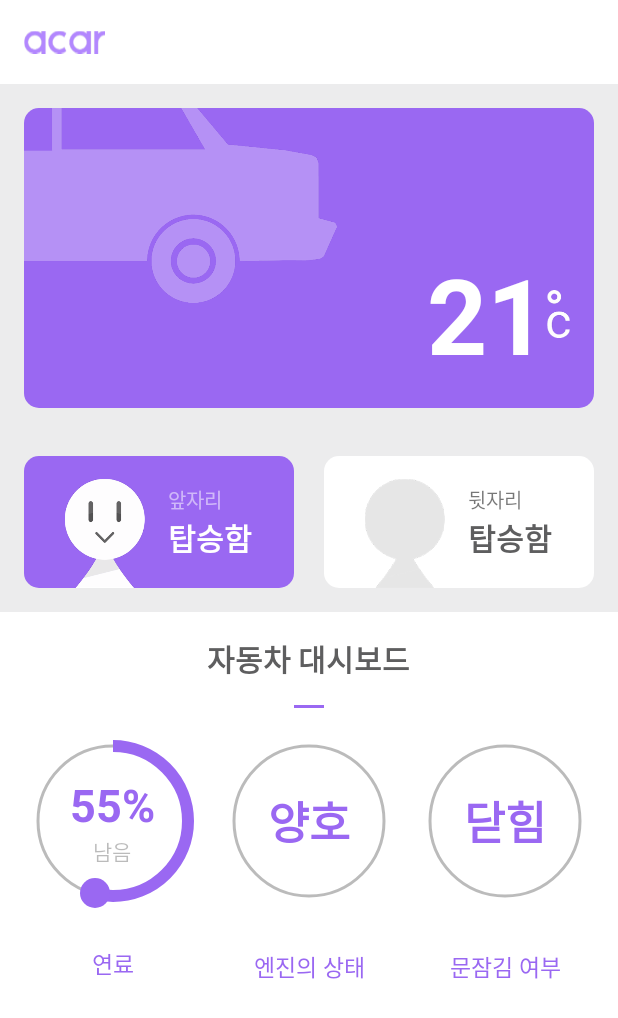
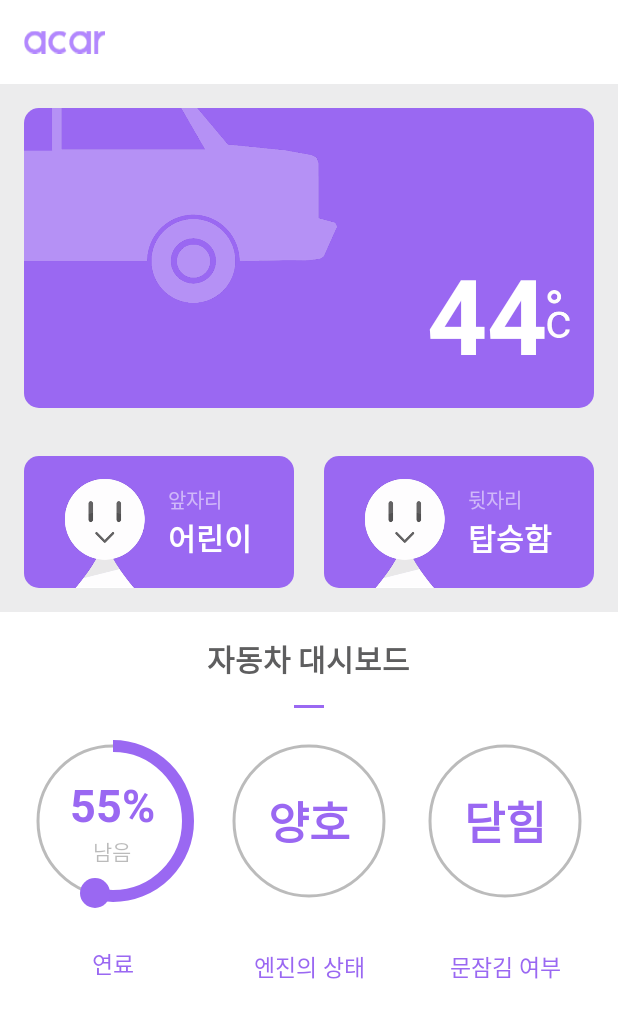
Before and after one commit to buddman1208/ACAR, an Android app: the MainActivity screen opened directly, with no data from a screen before it, on a phone screen of 412 x 824 dp. Shown: the top 1018 px of the screen. Run offline under Robolectric (Android 15) with nearby library versions, the phone set to English and light mode, and no system bars; our stand-ins replace CircleImageView, data binding; libraries missing offline, so code that uses them is left out: app.akexorcist.bluetotohspp, com.afollestad.materialdialogs; 10 statements that could not run were skipped.

Commit message:
[MainActivity] Set Random Dummy Data for Test

```diff
--- a/app/build.gradle
+++ b/app/build.gradle
@@ -30,6 +30,7 @@ dependencies {
     compile 'com.squareup.retrofit2:retrofit:2.1.0'
     compile 'com.squareup.retrofit2:converter-gson:2.1.0'
     compile 'com.facebook.android:facebook-android-sdk:[4,5)'
+    compile 'com.afollestad.material-dialogs:commons:0.9.0.1'
     compile 'com.akexorcist:bluetoothspp:1.0.0'
 }
 
--- a/app/src/main/java/kr/edcan/acar/activity/MainActivity.java
+++ b/app/src/main/java/kr/edcan/acar/activity/MainActivity.java
@@ -2,36 +2,50 @@ package kr.edcan.acar.activity;
 
 import android.app.Activity;
 import android.content.Intent;
+import android.content.res.Resources;
+import android.databinding.DataBindingUtil;
+import android.os.Bundle;
 import android.os.Handler;
 import android.support.v7.app.AppCompatActivity;
-import android.os.Bundle;
 import android.util.Log;
 import android.widget.TextView;
 import android.widget.Toast;
 
+import com.afollestad.materialdialogs.MaterialDialog;
 import com.google.firebase.iid.FirebaseInstanceId;
+
+import java.util.Random;
 
 import app.akexorcist.bluetotohspp.library.BluetoothSPP;
 import app.akexorcist.bluetotohspp.library.BluetoothState;
 import kr.edcan.acar.R;
+import kr.edcan.acar.databinding.ActivityMainBinding;
 import kr.edcan.acar.service.MessageInstanceIDService;
 import kr.edcan.acar.service.MessagingService;
 import kr.edcan.acar.views.SeekArc;
 
 public class MainActivity extends AppCompatActivity {
 
+    ActivityMainBinding binding;
     BluetoothSPP bt;
     SeekArc seekArc;
     TextView progressText;
     int progress = 0;
+    MaterialDialog.Builder builder;
+    MaterialDialog dialog;
 
     @Override
     protected void onCreate(Bundle savedInstanceState) {
         super.onCreate(savedInstanceState);
-        setContentView(R.layout.activity_main);
-        startService(new Intent(getApplicationContext(), MessageInstanceIDService.class));
-        startService(new Intent(getApplicationContext(), MessagingService.class));
-
+        binding = DataBindingUtil.setContentView(this, R.layout.activity_main);
+        builder = new MaterialDialog.Builder(this)
+                .title("사람이 내리는 중")
+                .content("출발하거나 문을 닫지 말아주세요")
+                .cancelable(false);
+        dialog = builder.build();
+//        startService(new Intent(getApplicationContext(), MessageInstanceIDService.class));
+//        startService(new Intent(getApplicationContext(), MessagingService.class));
+        updateUI();
         FirebaseInstanceId.getInstance().getToken();
         bt = new BluetoothSPP(this);
 
@@ -72,7 +86,7 @@ public class MainActivity extends AppCompatActivity {
         });
         bt.setOnDataReceivedListener(new BluetoothSPP.OnDataReceivedListener() {
             public void onDataReceived(byte[] data, String message) {
-                Log.e("asdf", message+" asdf");
+                Log.e("asdf", message + " asdf");
             }
         });
 
@@ -135,15 +149,57 @@ public class MainActivity extends AppCompatActivity {
             }
         }
     }
-    void updateUI(String originStr){
-        String[] status = originStr.split(",");
+
+    void updateUI() {
+        Random random = new Random();
+        final String originStr = random.nextInt(2) + "," + random.nextInt(4) + "," + random.nextInt(2) + "," + random.nextInt(100);
+        new Handler().postDelayed(new Runnable() {
+            @Override
+            public void run() {
+                String[] status = originStr.split(",");
         /*뒷자리애0 1,앞자리 사람종류 1어른 2어린이 3애기,문에 누구있음1 없음0,온도*/
-        int back = Integer.parseInt(status[0]);
-        int front = Integer.parseInt(status[1]);
-        int door = Integer.parseInt(status[2]);
-        int temp = Integer.parseInt(status[3]);
+                Resources res = getResources();
+                int back = Integer.parseInt(status[0]);
+                int front = Integer.parseInt(status[1]);
+                int door = Integer.parseInt(status[2]);
+                int temp = Integer.parseInt(status[3]);
 
+                binding.mainCarTemp.setText(temp + "");
+                binding.mainFrontIcon.setImageDrawable(res.getDrawable((front == 0) ? R.drawable.acc_status_seat_off : R.drawable.acc_status_seat_on));
+                binding.mainRearIcon.setImageDrawable(res.getDrawable((back == 0) ? R.drawable.acc_status_seat_off : R.drawable.acc_status_seat_on));
+                binding.mainFrontBackground.setBackgroundResource((front == 0) ? R.drawable.round_10dp_not_colored : R.drawable.round_10dp_colored);
+                binding.mainRearBackground.setBackgroundResource((back == 0) ? R.drawable.round_10dp_not_colored : R.drawable.round_10dp_colored);
 
+                binding.mainRearrText.setTextColor(res.getColor((back == 0) ? R.color.main_not_selected_color : R.color.main_selected_color));
+                binding.mainFrontText.setTextColor(res.getColor(!(front == 0) ? R.color.main_selected_color : R.color.main_not_selected_color));
+                binding.mainFrontSubText.setTextColor(res.getColor(!(front == 0) ? R.color.sub_selected_color : R.color.sub_not_selected_color));
+                binding.mainRearSubText.setTextColor(res.getColor((back == 0) ? R.color.sub_not_selected_color : R.color.sub_selected_color));
+
+                String frontResult;
+                switch (front) {
+                    case 0:
+                        frontResult = "없음";
+                        break;
+                    case 1:
+                        frontResult = "어른";
+                        break;
+                    case 2:
+                        frontResult = "어린이";
+                        break;
+                    case 3:
+                        frontResult = "아기";
+                        break;
+                    default:
+                        frontResult = "없음";
+                }
+                binding.mainRearrText.setText((back == 0) ? "없음" : "탑승함");
+                binding.mainFrontText.setText(frontResult);
+                if (door == 0)
+                    dialog.show();
+                else dialog.dismiss();
+                updateUI();
+            }
+        }, 500);
     }
 
 }
--- a/app/src/main/res/layout/activity_main.xml
+++ b/app/src/main/res/layout/activity_main.xml
@@ -1,4 +1,4 @@
-<?xml version="1.0" encoding="utf-8"?>
+<layout>
     <LinearLayout xmlns:android="http://schemas.android.com/apk/res/android"
         xmlns:seekarc="http://schemas.android.com/apk/res-auto"
         xmlns:tools="http://schemas.android.com/tools"
@@ -55,7 +55,7 @@
                             android:orientation="horizontal">
 
                             <TextView
-                            android:id="@+id/mainRearTemp"
+                                android:id="@+id/mainCarTemp"
                                 android:layout_width="wrap_content"
                                 android:layout_height="wrap_content"
                                 android:text="21"
@@ -107,10 +107,11 @@
                                     android:orientation="vertical">
 
                                     <TextView
+                                        android:id="@+id/mainFrontSubText"
                                         android:layout_width="wrap_content"
                                         android:layout_height="wrap_content"
                                         android:text="앞자리"
-                                    android:textColor="#88FFFFFF"
+                                        android:textColor="@color/sub_selected_color"
                                         android:textSize="13dp" />
 
                                     <TextView
@@ -118,7 +119,7 @@
                                         android:layout_width="wrap_content"
                                         android:layout_height="wrap_content"
                                         android:text="탑승함"
-                                    android:textColor="#FFFFFF"
+                                        android:textColor="@color/main_selected_color"
                                         android:textSize="20dp"
                                         android:textStyle="bold" />
                                 </LinearLayout>
@@ -154,18 +155,19 @@
                                     android:orientation="vertical">
 
                                     <TextView
+                                        android:id="@+id/mainRearSubText"
                                         android:layout_width="wrap_content"
                                         android:layout_height="wrap_content"
                                         android:text="뒷자리"
-                                    android:textColor="#88000000"
+                                        android:textColor="@color/sub_not_selected_color"
                                         android:textSize="13dp" />
 
                                     <TextView
-                                    android:id="@+id/mainRearText"
+                                        android:id="@+id/mainRearrText"
                                         android:layout_width="wrap_content"
                                         android:layout_height="wrap_content"
                                         android:text="탑승함"
-                                    android:textColor="#5E5E5F"
+                                        android:textColor="@color/main_not_selected_color"
                                         android:textSize="20dp"
                                         android:textStyle="bold" />
                                 </LinearLayout>
@@ -378,3 +380,4 @@
             </LinearLayout>
         </ScrollView>
     </LinearLayout>
+</layout>
--- a/app/src/main/res/values/colors.xml
+++ b/app/src/main/res/values/colors.xml
@@ -4,4 +4,8 @@
     <color name="colorPrimaryDark">#9A68F2</color>
     <color name="colorAccent">#FF4081</color>
     <color name="progress_gray">#44000000</color>
+    <color name="sub_selected_color">#88FFFFFF</color>
+    <color name="main_selected_color">#FFFFFF</color>
+    <color name="sub_not_selected_color">#88000000</color>
+    <color name="main_not_selected_color">#5E5E5F</color>
 </resources>
```
Lines whose indentation alone changed are shown as unchanged.
